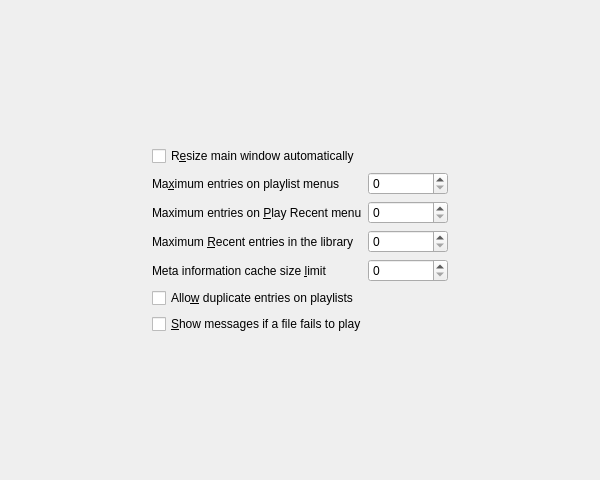
Old version of the form kplayer/kplayersettingsgeneral.ui in the repository KDE/kplayer.
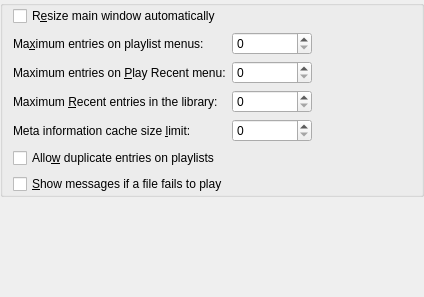
New version of the form. Custom widgets are drawn as their Qt base class.

Commit message: Replace QFrames with QGroupBoxes in configure dialog.

Diff of the .ui file:
```diff
--- a/kplayer/kplayersettingsgeneral.ui
+++ b/kplayer/kplayersettingsgeneral.ui
@@ -6,8 +6,8 @@
    <rect>
     <x>0</x>
     <y>0</y>
-    <width>600</width>
-    <height>480</height>
+    <width>424</width>
+    <height>297</height>
    </rect>
   </property>
   <property name="frameShape">
@@ -21,20 +21,17 @@
   </property>
   <layout class="QGridLayout">
    <item row="0" column="0">
-    <widget class="QFrame" name="frame1">
+    <widget class="QGroupBox" name="groupBox1">
      <property name="sizePolicy">
-      <sizepolicy hsizetype="Fixed" vsizetype="Fixed">
+      <sizepolicy hsizetype="Preferred" vsizetype="Preferred">
        <horstretch>0</horstretch>
        <verstretch>0</verstretch>
       </sizepolicy>
      </property>
-     <property name="frameShape">
-      <enum>QFrame::NoFrame</enum>
-     </property>
-     <property name="frameShadow">
-      <enum>QFrame::Plain</enum>
-     </property>
      <layout class="QVBoxLayout">
+      <property name="leftMargin">
+       <number>10</number>
+      </property>
       <item>
        <widget class="QCheckBox" name="c_resize_automatically">
         <property name="toolTip">
@@ -65,7 +62,7 @@
            <string>Option to specify the maximum number of entries on Play List and Add To Playlist menus.</string>
           </property>
           <property name="text">
-           <string>Ma&amp;ximum entries on playlist menus</string>
+           <string>Ma&amp;ximum entries on playlist menus:</string>
           </property>
           <property name="alignment">
            <set>Qt::AlignLeading|Qt::AlignLeft|Qt::AlignVCenter</set>
@@ -121,7 +118,7 @@
            <string>Option to specify the maximum number of entries on the Play Recent menu. If this number is exceeded, the oldest entries will be removed.</string>
           </property>
           <property name="text">
-           <string>Maximum entries on &amp;Play Recent menu</string>
+           <string>Maximum entries on &amp;Play Recent menu:</string>
           </property>
           <property name="alignment">
            <set>Qt::AlignLeading|Qt::AlignLeft|Qt::AlignVCenter</set>
@@ -180,7 +177,7 @@
            <string>Option to specify the maximum number of entries on the Recent list in the multimedia library. If this number is exceeded, the oldest entries will be removed.</string>
           </property>
           <property name="text">
-           <string>Maximum &amp;Recent entries in the library</string>
+           <string>Maximum &amp;Recent entries in the library:</string>
           </property>
           <property name="alignment">
            <set>Qt::AlignLeading|Qt::AlignLeft|Qt::AlignVCenter</set>
@@ -239,7 +236,7 @@
            <string>Option that shows and allows you to change the maximum number of entries for which KPlayer remembers properties, even if they are no longer on playlist. If the limit is exceeded, the oldest existing entries are removed from cache.</string>
           </property>
           <property name="text">
-           <string>Meta information cache size &amp;limit</string>
+           <string>Meta information cache size &amp;limit:</string>
           </property>
           <property name="alignment">
            <set>Qt::AlignLeading|Qt::AlignLeft|Qt::AlignVCenter</set>
@@ -283,6 +280,19 @@
           </property>
          </widget>
         </item>
+        <item row="0" column="2" rowspan="4">
+         <spacer name="horizontalSpacer">
+          <property name="orientation">
+           <enum>Qt::Horizontal</enum>
+          </property>
+          <property name="sizeHint" stdset="0">
+           <size>
+            <width>40</width>
+            <height>20</height>
+           </size>
+          </property>
+         </spacer>
+        </item>
        </layout>
       </item>
       <item>
@@ -314,6 +324,19 @@
      </layout>
     </widget>
    </item>
+   <item row="1" column="0">
+    <spacer name="verticalSpacer">
+     <property name="orientation">
+      <enum>Qt::Vertical</enum>
+     </property>
+     <property name="sizeHint" stdset="0">
+      <size>
+       <width>20</width>
+       <height>40</height>
+      </size>
+     </property>
+    </spacer>
+   </item>
   </layout>
  </widget>
  <layoutdefault spacing="6" margin="0"/>
```
The commit also changes 12 other files.
